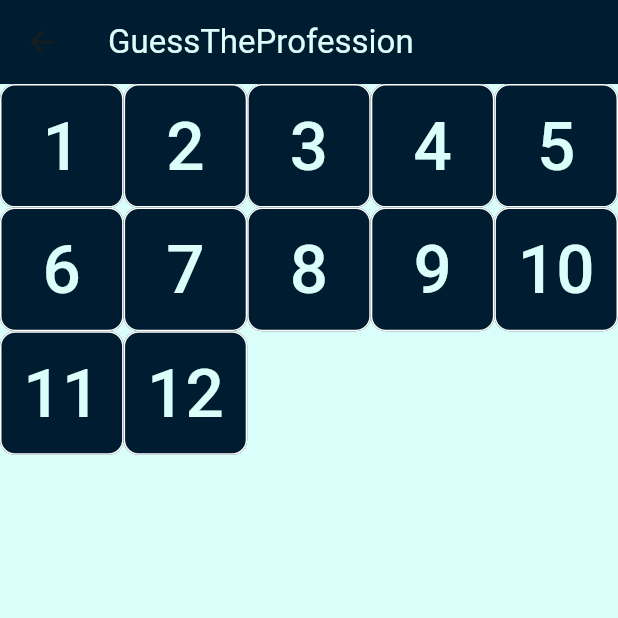
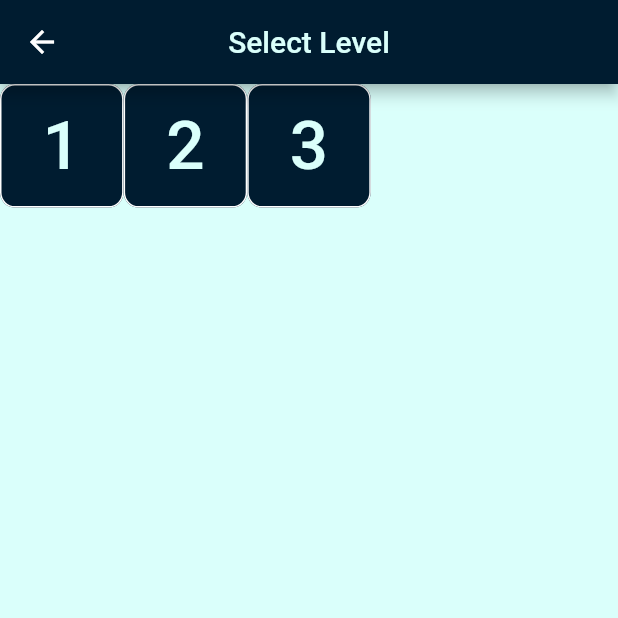
Before and after one commit to BusayoSamuel/guess_the_profession, a Flutter app: the screen it shows after launch, after a tap on an icon or button, on a phone screen of 412 x 824 dp, the top half of it. Run offline on Flutter 3.47's test engine with Material 2 defaults, Android fonts, the phone set to English and light mode, and no system bars; drawn by our look-alikes of auto_size_text.

Commit message:
added a data model

```diff
--- /dev/null
+++ b/guess_the_profession/lib/data/easy_questions.dart
@@ -0,0 +1,7 @@
+import 'package:guess_the_profession/models/question.dart';
+
+List<Question> easyQuestions = [
+  Question("Doctor", "assets/images/easy_pack/doctor/stethoscope.jpg"),
+  Question("Maid", "assets/images/easy_pack/doctor/stethoscope.jpg"),
+  Question("Teacher", "assets/images/easy_pack/doctor/stethoscope.jpg")
+];
--- a/guess_the_profession/lib/main.dart
+++ b/guess_the_profession/lib/main.dart
@@ -11,13 +11,9 @@ class MyApp extends StatelessWidget {
   // This widget is the root of your application.
   @override
   Widget build(BuildContext context) {
-    return MaterialApp(
-      title: 'Flutter Demo',
-      theme: ThemeData(
-        colorScheme: ColorScheme.fromSeed(seedColor: Colors.grey),
-        useMaterial3: true,
-      ),
-      home: const DifficultyLevels(title: "GuessTheProfession"),
+    return const MaterialApp(
+      title: 'GuessTheProfession',
+      home: DifficultyLevels(),
     );
   }
 }
--- a/guess_the_profession/lib/screens/difficulty_levels.dart
+++ b/guess_the_profession/lib/screens/difficulty_levels.dart
@@ -3,13 +3,12 @@ import 'package:guess_the_profession/screens/select_question.dart';
 import 'package:guess_the_profession/widgets/background.dart';
 
 class DifficultyLevels extends StatelessWidget {
-  const DifficultyLevels({super.key, required this.title});
-
-  final String title;
+  const DifficultyLevels({super.key});
 
   @override
   Widget build(BuildContext context) {
     return Background(
+      title: "Select Difficulty",
       body: Padding(
         padding: const EdgeInsets.symmetric(horizontal: 50),
         child: Column(
@@ -32,7 +31,10 @@ Widget gamePackButton(BuildContext context, String difficulty) {
       onPressed: () {
         Navigator.push(
           context,
-          MaterialPageRoute(builder: (context) => const SelectQuestion()),
+          MaterialPageRoute(
+              builder: (context) => SelectQuestion(
+                    difficulty: difficulty,
+                  )),
         );
       },
       child: Text("$difficulty Pack"),
--- a/guess_the_profession/lib/screens/select_question.dart
+++ b/guess_the_profession/lib/screens/select_question.dart
@@ -1,10 +1,14 @@
 import 'package:flutter/material.dart';
+import 'package:guess_the_profession/data/easy_questions.dart';
+import 'package:guess_the_profession/models/question.dart';
 import 'package:guess_the_profession/widgets/background.dart';
 import 'package:auto_size_text/auto_size_text.dart';
 import 'package:guess_the_profession/screens/gameplay.dart';
 
 class SelectQuestion extends StatefulWidget {
-  const SelectQuestion({super.key});
+  const SelectQuestion({super.key, required this.difficulty});
+
+  final String difficulty;
 
   @override
   State<SelectQuestion> createState() => _SelectQuestionState();
@@ -14,46 +18,31 @@ class _SelectQuestionState extends State<SelectQuestion> {
   @override
   Widget build(BuildContext context) {
     return Background(
+      title: "Select Level",
       body: GridView(
         shrinkWrap: true,
         gridDelegate: const SliverGridDelegateWithFixedCrossAxisCount(
           crossAxisCount: 5,
         ),
-        children: questions(
-          context,
-          questions: [
-            "1",
-            "2",
-            "3",
-            "4",
-            "5",
-            "6",
-            "7",
-            "8",
-            "9",
-            "10",
-            "11",
-            "12",
-          ],
-        ),
+        children: questions(context, questions: easyQuestions),
       ),
     );
   }
 }
 
 List<Widget> questions(BuildContext context,
-    {required List<String> questions}) {
+    {required List<Question> questions}) {
   List<Widget> children = [];
   final w = (MediaQuery.of(context).size.width - 4 * (5 - 1)) / 5;
 
-  for (final question in questions) {
-    children.add(questionButton(context, number: question));
+  for (int i = 0; i < questions.length; i++) {
+    children.add(questionButton(context, index: i));
   }
   return children;
 }
 
 Widget questionButton(BuildContext context,
-    {required String number, double size = 30}) {
+    {required int index, double size = 30}) {
   return TextButton(
     style: ButtonStyle(
       backgroundColor: MaterialStateProperty.all(Color(0xFF001C30)),
@@ -73,11 +62,13 @@ Widget questionButton(BuildContext context,
       Navigator.push(
         context,
         MaterialPageRoute(
-            builder: (context) => const Gameplay(title: 'GuessTheProfession')),
+            builder: (context) => Gameplay(
+                  question: easyQuestions[index],
+                )),
       );
     },
     child: AutoSizeText(
-      number,
+      (index + 1).toString(),
       style: const TextStyle(fontSize: 45, color: Color(0xFFDAFFFB)),
     ),
   );
--- a/guess_the_profession/lib/widgets/background.dart
+++ b/guess_the_profession/lib/widgets/background.dart
@@ -1,9 +1,10 @@
 import 'package:flutter/material.dart';
 
 class Background extends StatelessWidget {
-  const Background({super.key, required this.body});
+  const Background({super.key, required this.body, required this.title});
 
   final Widget body;
+  final String title;
 
   @override
   Widget build(BuildContext context) {
@@ -11,9 +12,12 @@ class Background extends StatelessWidget {
       backgroundColor: const Color(0xFFDAFFFB),
       appBar: AppBar(
         backgroundColor: const Color(0xFF001C30),
-        title: const Text(
-          "GuessTheProfession",
-          style: TextStyle(color: Color(0xFFDAFFFB)),
+        centerTitle: true,
+        title: Text(
+          title,
+          style: const TextStyle(
+            color: Color(0xFFDAFFFB),
+          ),
         ),
       ),
       body: body,
--- a/guess_the_profession/pubspec.yaml
+++ b/guess_the_profession/pubspec.yaml
@@ -61,7 +61,7 @@ flutter:
 
   assets:
      - assets/images/Icon-192.png
-     - assets/images/doctor/stethoscope.jpg
+     - assets/images/easy_pack/doctor/stethoscope.jpg
 
   # An image asset can refer to one or more resolution-specific "variants", see
   # https://flutter.dev/assets-and-images/#resolution-aware
```
Also changed, not shown: guess_the_profession/lib/models/question.dart (added, +21 -0 lines), guess_the_profession/lib/screens/gameplay.dart (+8 -20 lines), guess_the_profession/assets/images/easy_pack/doctor/stethoscope.jpg (renamed from guess_the_profession/assets/images/doctor/stethoscope.jpg).
